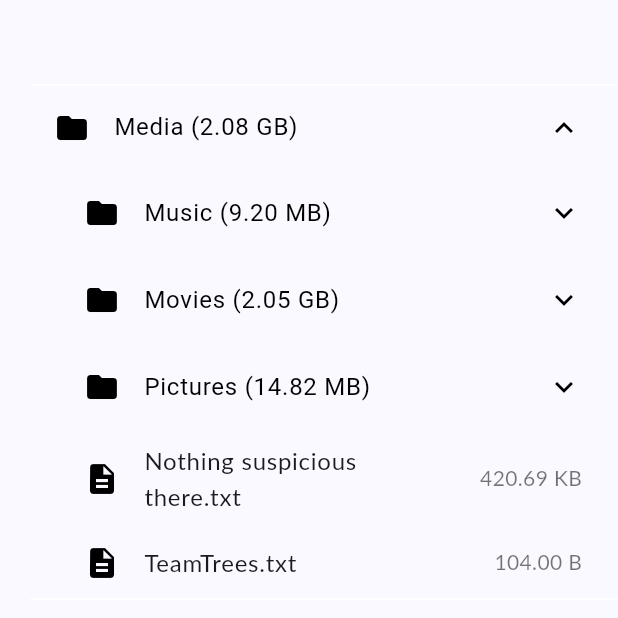
After one commit to manypark/flutter-design-patterns, a Flutter app: the CompositeExample screen opened by its route, on a phone screen of 412 x 824 dp, the top half of it. The commit adds this screen. Run offline on Flutter 3.47's test engine with Material 3 defaults, Android fonts, the phone set to English and light mode, and no system bars; our stand-ins replace flutter_riverpod, go_router, riverpod_annotation; missing offline and left inert: faker_dart; generated files the repository leaves out were written again; Roboto replaces fonts that are missing (Lato).

Commit message:
feat: composite patter implemented

```diff
--- a/lib/config/router/app_router.dart
+++ b/lib/config/router/app_router.dart
@@ -1,5 +1,3 @@
-import 'package:design_patterns/features/adapter/presentation/screen/adapter_example_screen.dart';
-import 'package:design_patterns/features/bridge/presentation/screen/bridge_scree.dart';
 import 'package:go_router/go_router.dart';
 import 'package:riverpod_annotation/riverpod_annotation.dart';
 
@@ -8,7 +6,10 @@ import '../../features/builder/presentation/screen/builder_example.dart';
 import '../../features/error_screen/presentation/screen/error_screen.dart';
 import 'package:design_patterns/features/factory_method/factory_method.dart';
 import 'package:design_patterns/features/menu/presentation/screen/screen.dart';
+import '../../features/composite/presentation/screen/composite_example_screen.dart';
+import 'package:design_patterns/features/bridge/presentation/screen/bridge_scree.dart';
 import 'package:design_patterns/features/abstract_factory/presentation/screen/screen.dart';
+import 'package:design_patterns/features/adapter/presentation/screen/adapter_example_screen.dart';
 
 part 'app_router.g.dart';
 
@@ -57,7 +58,10 @@ GoRouter appRouter (AppRouterRef ref) {
         builder : (context, state) => const BridgeExample(),
       ),
 
-
+      GoRoute(
+        path    : CompositeExample.path,
+        builder : (context, state) => const CompositeExample(),
+      ),
 
 ///////////////////////////////////////////////////
       GoRoute(
--- a/lib/features/bridge/presentation/widgets/tables/customers_data_table.dart
+++ b/lib/features/bridge/presentation/widgets/tables/customers_data_table.dart
@@ -8,6 +8,7 @@ class CustomersDatatable extends StatelessWidget {
   final List<Customer> customers;
 
   const CustomersDatatable({
+    super.key,
     required this.customers,
   });
 
@@ -20,7 +21,7 @@ class CustomersDatatable extends StatelessWidget {
         horizontalMargin: 20,
         headingRowHeight: 20,
         dataRowMinHeight: 20,
-        columns: const <DataColumn>[
+        columns: const [
           DataColumn(
             label: Text(
               'Name',
--- /dev/null
+++ b/lib/features/composite/presentation/screen/composite_example_screen.dart
@@ -0,0 +1,67 @@
+import 'package:flutter/material.dart';
+
+import '../utils/directory.dart';
+import '../utils/type_files/types_files.dart';
+
+class CompositeExample extends StatelessWidget {
+
+  static String path = '/composite-example-screen';
+
+  const CompositeExample({super.key});
+
+  @override
+  Widget build(BuildContext context) {
+    return Scaffold(
+      appBar: AppBar(),
+      body  : const SingleChildScrollView(
+        child: DirectoryView(),
+      ),
+    );
+  }
+
+}
+
+class DirectoryView extends StatelessWidget {
+
+  const DirectoryView({super.key});
+
+  @override
+  Widget build(BuildContext context) {
+
+    final musicDirectory = Directory('Music')
+      ..addFile(const AudioFile(title: 'Darude - Sandstorm.mp3', size: 2612453))
+      ..addFile(const AudioFile(title: 'Toto - Africa.mp3', size: 3219811))
+      ..addFile(
+        const AudioFile(
+          title: 'Bag Raiders - Shooting Stars.mp3',
+          size: 3811214,
+        ),
+      );
+
+    final moviesDirectory = Directory('Movies')
+      ..addFile(const VideoFile(title: 'The Matrix.avi', size: 951495532))
+      ..addFile(
+        const VideoFile(title: 'The Matrix Reloaded.mp4', size: 1251495532),
+      );
+
+    final catPicturesDirectory = Directory('Cats')
+      ..addFile(const ImageFile(title: 'Cat 1.jpg', size: 844497))
+      ..addFile(const ImageFile(title: 'Cat 2.jpg', size: 9753683))
+      ..addFile(const ImageFile(title: 'Cat 3.png', size: 1975363));
+
+    final picturesDirectory = Directory('Pictures')
+      ..addFile(catPicturesDirectory)
+      ..addFile(const ImageFile(title: 'Not a cat.png', size: 2971361));
+
+    final mediaDirectory = Directory('Media', isInitiallyExpanded: true)
+      ..addFile(musicDirectory)
+      ..addFile(moviesDirectory)
+      ..addFile(picturesDirectory)
+      ..addFile(
+        const TextFile(title: 'Nothing suspicious there.txt', size: 430791),
+      )
+      ..addFile(const TextFile(title: 'TeamTrees.txt', size: 104));
+
+    return mediaDirectory;
+  }
+}
--- /dev/null
+++ b/lib/features/composite/presentation/utils/directory.dart
@@ -0,0 +1,53 @@
+import 'package:flutter/material.dart';
+
+import 'ifile.dart';
+import 'file_size_converter.dart';
+
+class Directory extends StatelessWidget implements IFile {
+
+  final String title;
+  final bool isInitiallyExpanded;
+
+  final List<IFile> files = [];
+
+  Directory(
+    this.title, {
+      super.key,
+      this.isInitiallyExpanded = false
+    }
+  );
+
+  void addFile(IFile file) => files.add(file);
+
+  @override
+  int getSize() {
+    int sum = 0;
+
+    for (final file in files) {
+      sum += file.getSize();
+    }
+
+    return sum;
+  }
+
+  @override
+  Widget render(BuildContext context) {
+    return Theme(
+      data: ThemeData(
+        colorScheme: ColorScheme.fromSwatch().copyWith(primary: Colors.black),
+      ),
+      child: Padding(
+        padding: const EdgeInsets.only(left: 20),
+          child: ExpansionTile(
+          initiallyExpanded: isInitiallyExpanded,
+          leading : const Icon(Icons.folder),
+          title   : Text('$title (${FileSizeConverter.bytesToString(getSize())})'),
+          children: files.map((IFile file) => file.render(context)).toList(),
+        ),
+      ),
+    );
+  }
+
+  @override
+  Widget build(BuildContext context) => render(context);
+}
--- /dev/null
+++ b/lib/features/composite/presentation/utils/file.dart
@@ -0,0 +1,50 @@
+
+import 'package:flutter/material.dart';
+
+import 'ifile.dart';
+import 'file_size_converter.dart';
+
+base class File extends StatelessWidget implements IFile {
+
+  final String title;
+  final int size;
+  final IconData icon;
+
+  const File({
+    super.key,
+    required this.title,
+    required this.size,
+    required this.icon,
+  });
+
+  @override
+  int getSize() => size;
+
+  @override
+  Widget render(BuildContext context) {
+
+    return Padding(
+      padding : const EdgeInsets.only(left:20),
+      child   : ListTile(
+        title: Text(
+          title,
+          style: Theme.of(context).textTheme.bodyLarge,
+        ),
+        leading : Icon(icon),
+        trailing: Text(
+
+          FileSizeConverter.bytesToString(size),
+
+          style: Theme.of(context)
+              .textTheme
+              .bodyMedium
+              ?.copyWith(color: Colors.black54),
+        ),
+        dense: true,
+      ),
+    );
+  }
+
+  @override
+  Widget build(BuildContext context) => render(context);
+}
--- /dev/null
+++ b/lib/features/composite/presentation/utils/file_size_converter.dart
@@ -0,0 +1,19 @@
+class FileSizeConverter {
+
+  const FileSizeConverter._();
+
+  static String bytesToString(int bytes) {
+
+    final sizes = ['B', 'KB', 'MB', 'GB', 'TB'];
+
+    double len = bytes.toDouble();
+
+    int order = 0;
+
+    while (len >= 1024 && order++ < sizes.length - 1) {
+      len /= 1024;
+    }
+
+    return '${len.toStringAsFixed(2)} ${sizes[order]}';
+  }
+}
--- /dev/null
+++ b/lib/features/composite/presentation/utils/ifile.dart
@@ -0,0 +1,8 @@
+import 'package:flutter/material.dart';
+
+abstract interface class IFile {
+
+  int getSize();
+  Widget render(BuildContext context);
+
+}
--- /dev/null
+++ b/lib/features/composite/presentation/utils/type_files/audio_file.dart
@@ -0,0 +1,11 @@
+import 'package:flutter/material.dart';
+
+import '../file.dart';
+
+final class AudioFile extends File {
+  const AudioFile({
+    super.key,
+    required super.title,
+    required super.size,
+  }) : super(icon: Icons.music_note);
+}
--- /dev/null
+++ b/lib/features/composite/presentation/utils/type_files/image_file.dart
@@ -0,0 +1,11 @@
+import 'package:flutter/material.dart';
+
+import '../file.dart';
+
+final class ImageFile extends File {
+  const ImageFile({
+    super.key,
+    required super.title,
+    required super.size,
+  }) : super(icon: Icons.image);
+}
--- /dev/null
+++ b/lib/features/composite/presentation/utils/type_files/text_file.dart
@@ -0,0 +1,12 @@
+
+import 'package:flutter/material.dart';
+
+import '../file.dart';
+
+final class TextFile extends File {
+  const TextFile({
+    super.key,
+    required super.title,
+    required super.size,
+  }) : super(icon: Icons.description);
+}
--- /dev/null
+++ b/lib/features/composite/presentation/utils/type_files/types_files.dart
@@ -0,0 +1,4 @@
+export 'audio_file.dart';
+export 'image_file.dart';
+export 'text_file.dart';
+export 'video_file.dart';
--- /dev/null
+++ b/lib/features/composite/presentation/utils/type_files/video_file.dart
@@ -0,0 +1,14 @@
+
+import 'package:flutter/material.dart';
+
+import '../file.dart';
+
+final class VideoFile extends File {
+
+  const VideoFile({
+    super.key,
+    required super.title,
+    required super.size,
+  }) : super(icon: Icons.movie);
+
+}
--- a/lib/features/menu/presentation/widgets/menu_views/structural_view.dart
+++ b/lib/features/menu/presentation/widgets/menu_views/structural_view.dart
@@ -3,6 +3,7 @@ import 'package:go_router/go_router.dart';
 
 import '../../../../bridge/presentation/screen/bridge_scree.dart';
 import '../../../../adapter/presentation/screen/adapter_example_screen.dart';
+import '../../../../composite/presentation/screen/composite_example_screen.dart';
 
 class StructurallListView extends StatelessWidget {
 
@@ -37,7 +38,7 @@ class StructurallListView extends StatelessWidget {
               ListTile(
                 title   : const Text('Composite'),
                 trailing: const Icon( Icons.arrow_forward_ios_rounded ),
-                onTap   : () {},
+                onTap   : () => context.push( CompositeExample.path ),
               ),
 
               const Divider(height: 1, thickness: 0.5,),
```
